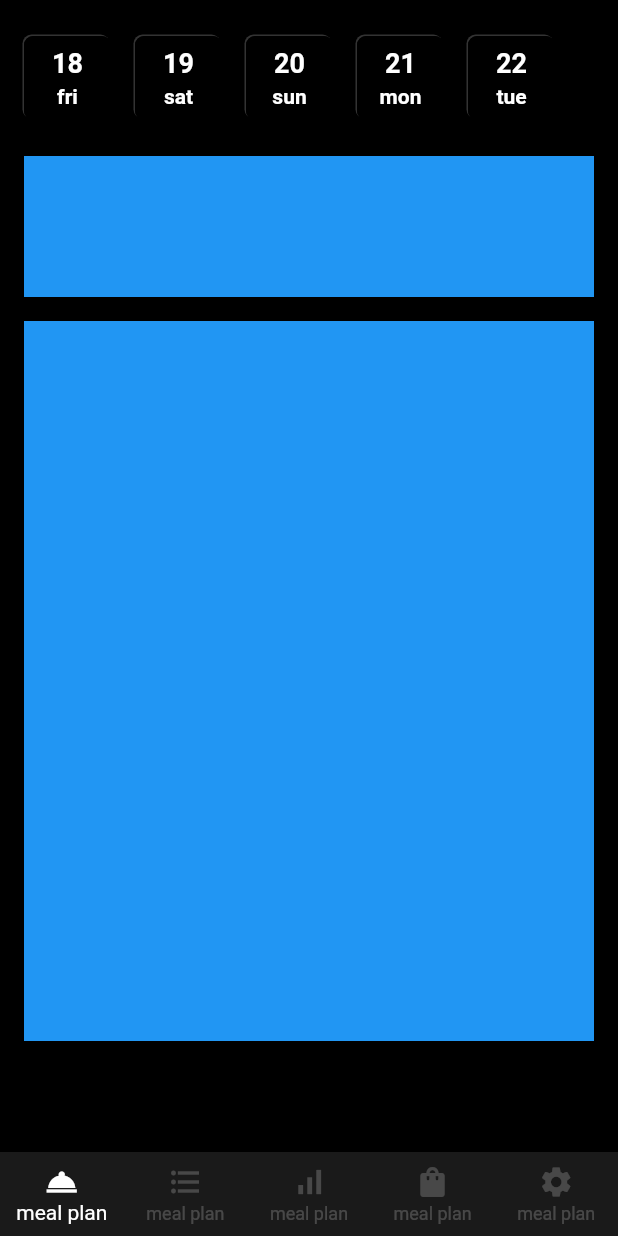
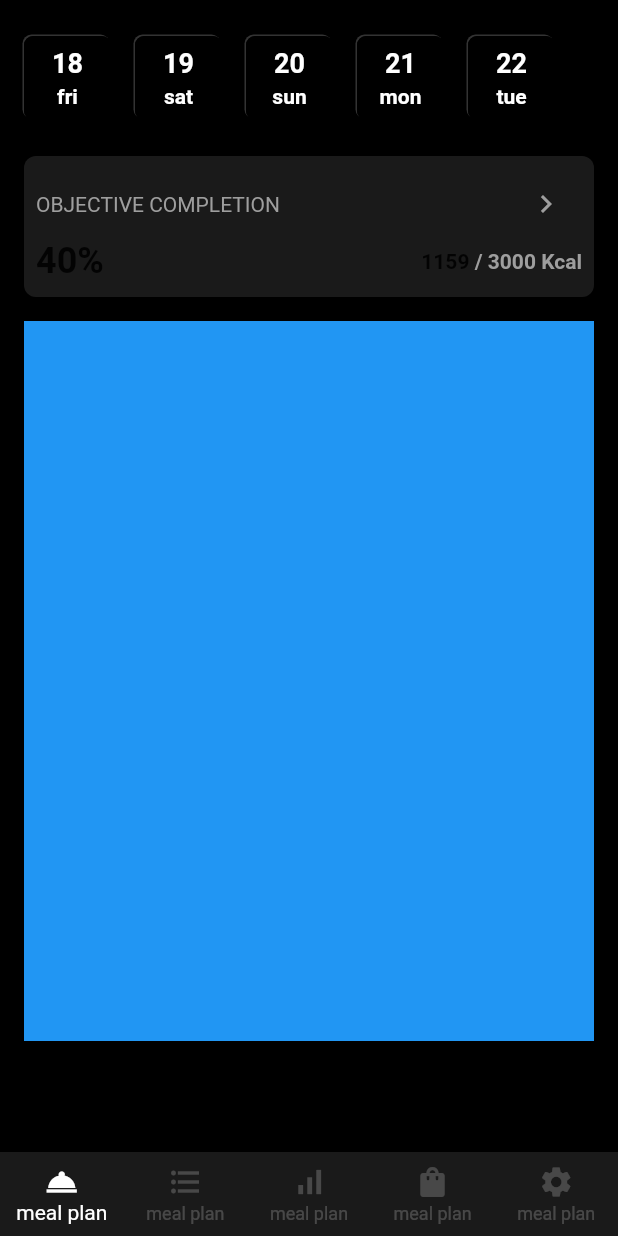
Before and after one commit to JAICHANGPARK/flutter_notebook_18th_story, a Flutter app: the screen it shows after launch, on a phone screen of 412 x 824 dp. Run offline on Flutter 3.47's test engine with Material 2 defaults, Android fonts, the phone set to English and light mode, and no system bars; our stand-ins replace cached_network_image, dotted_border, flutter_lorem, flutter_riverpod, flutter_svg, freezed_annotation and 4 more.

Commit message:
Update fitness_nutrition_main_page.dart

```diff
--- a/lib/ep1094_fitness_nutrition_app/src/ui/fitness_nutrition_main_page.dart
+++ b/lib/ep1094_fitness_nutrition_app/src/ui/fitness_nutrition_main_page.dart
@@ -90,29 +90,24 @@ class _FitnessNutritionMainPageState extends State<FitnessNutritionMainPage> {
                                       weeklyConverter(_day.weekday),
                                       style: TextStyle(
                                           fontSize: 14,
-                                        color: _topIndex == index ? null :  Colors.white,
+                                          color: _topIndex == index ? null : Colors.white,
                                           fontWeight: FontWeight.bold,
-                                        foreground: _topIndex == index ?  (ui.Paint()
-                                          ..shader = ui.Gradient.linear(
-                                              Offset(0, 0),
-                                              Offset(50, 0),
-                                              [
+                                          foreground: _topIndex == index
+                                              ? (ui.Paint()
+                                                ..shader = ui.Gradient.linear(const Offset(0, 0), const Offset(50, 0), [
                                                   Colors.red,
                                                   Colors.deepOrange,
                                                   Colors.yellow,
                                                   Colors.green,
                                                   Colors.blueAccent,
-                                              ],
-                                              [
+                                                ], [
                                                   0.0,
                                                   0.25,
                                                   0.5,
                                                   0.75,
                                                   1.0
-                                              ]
-
-                                          )) : null
-                                      ),
+                                                ]))
+                                              : null),
                                     ),
                                   ],
                                 ),
@@ -131,8 +126,53 @@ class _FitnessNutritionMainPageState extends State<FitnessNutritionMainPage> {
                 SizedBox(
                   height: 94,
                   child: Container(
-                    decoration: const BoxDecoration(
-                      color: Colors.blue,
+                    decoration: BoxDecoration(
+                      color: Colors.white.withOpacity(0.1),
+                      borderRadius: BorderRadius.circular(8),
+                    ),
+                    padding: EdgeInsets.all(8),
+                    child: Column(
+                      children: [
+                        Row(
+                          mainAxisAlignment: MainAxisAlignment.spaceBetween,
+                          children: [
+                            Text(
+                              "OBJECTIVE COMPLETION",
+                              style: TextStyle(
+                                color: Colors.grey,
+                              ),
+                            ),
+                            IconButton(
+                              onPressed: () {},
+                              icon: Icon(
+                                Icons.chevron_right,
+                              ),
+                              color: Colors.grey,
+                            ),
+                          ],
+                        ),
+                        Row(
+                          children: [
+                            Text(
+                              "40%",
+                              style: TextStyle(
+                                fontSize: 24,
+                                fontWeight: FontWeight.bold,
+                              ),
+                            ),
+                            Spacer(),
+                            Text("1159",style: TextStyle(
+                              fontWeight: FontWeight.bold,
+                              fontSize: 14,
+                            ),),
+                            Text(" / 3000 Kcal",style: TextStyle(
+                            fontWeight: FontWeight.bold,
+                              fontSize: 14,
+                              color: Colors.grey
+                            ),)
+                          ],
+                        )
+                      ],
                     ),
                   ),
                 ),
```
Lines whose indentation alone changed are shown as unchanged.
